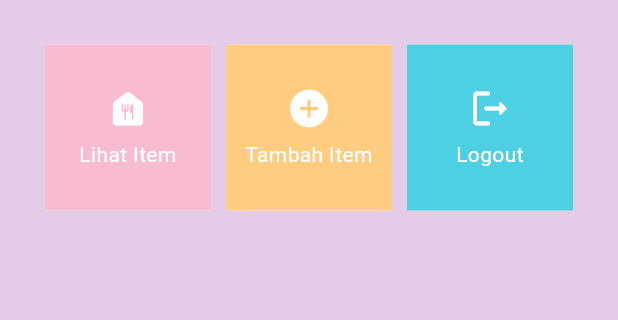
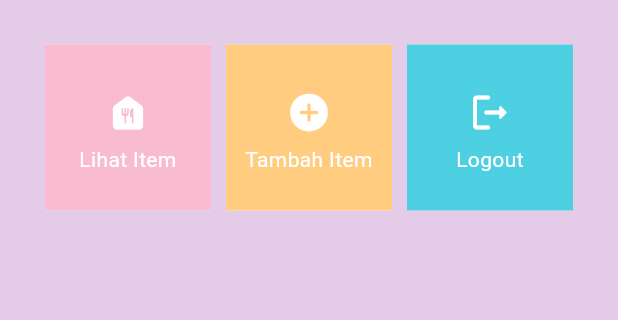
Before and after one commit to rxa15/ingredients-collection-mobile, a Flutter app: the screen it shows after launch, on a phone screen of 412 x 824 dp, the part 179-499 px from its top. Run offline on Flutter 3.47's test engine with Material 2 defaults, Android fonts, the phone set to English and light mode, and no system bars.

Commit message:
Done Tugas 9 (README 4/6)

```diff
--- a/lib/widgets/item_card.dart
+++ b/lib/widgets/item_card.dart
@@ -43,6 +43,7 @@ class ItemCard extends StatelessWidget {
             child: Column(
               mainAxisAlignment: MainAxisAlignment.center,
               children: [
+                const Padding(padding: EdgeInsets.all(3)),
                 Icon(
                   item.icon,
                   color: Colors.white,
```
Also changed, not shown: 1 other file.
